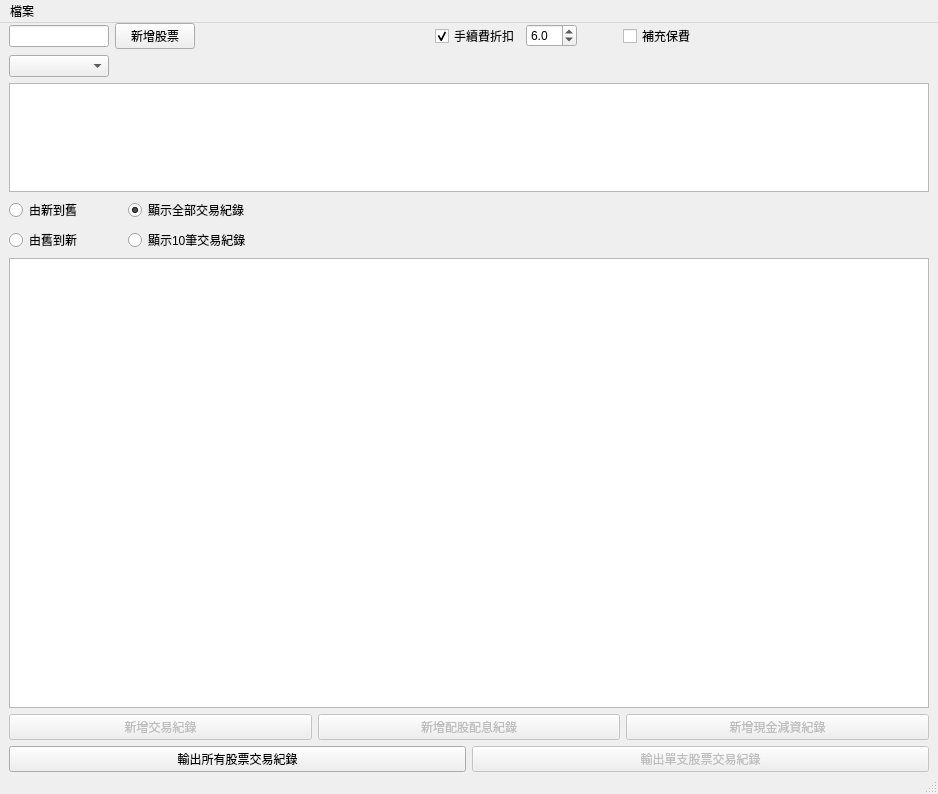
The window that QtStockPriceMainWindow.ui (foxking0416/PythonStockPrice) describes before a commit, drawn with Qt 5.
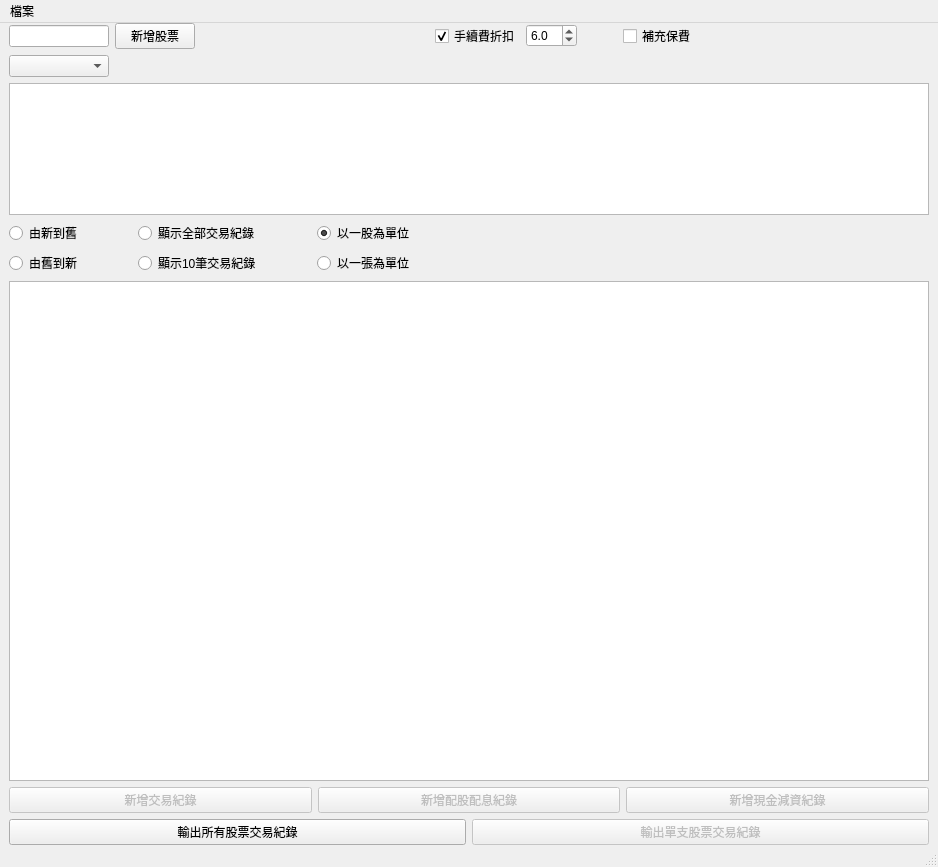
The same window after the commit.

Commit message: 可以切換要以1股為單位還是1張為單位顯示

Patch:
```diff
--- a/QtStockPriceMainWindow.ui
+++ b/QtStockPriceMainWindow.ui
@@ -7,7 +7,7 @@
     <x>0</x>
     <y>0</y>
     <width>938</width>
-    <height>794</height>
+    <height>867</height>
    </rect>
   </property>
   <property name="windowTitle">
@@ -209,7 +209,7 @@
         </property>
         <property name="sizeHint" stdset="0">
          <size>
-          <width>40</width>
+          <width>50</width>
           <height>20</height>
          </size>
         </property>
@@ -236,6 +236,43 @@
         </item>
        </layout>
       </item>
+      <item>
+       <spacer name="horizontalSpacer_7">
+        <property name="orientation">
+         <enum>Qt::Horizontal</enum>
+        </property>
+        <property name="sizeType">
+         <enum>QSizePolicy::Minimum</enum>
+        </property>
+        <property name="sizeHint" stdset="0">
+         <size>
+          <width>50</width>
+          <height>20</height>
+         </size>
+        </property>
+       </spacer>
+      </item>
+      <item>
+       <layout class="QVBoxLayout" name="verticalLayout_2">
+        <item>
+         <widget class="QRadioButton" name="qtShow1StockRadioButton">
+          <property name="text">
+           <string>以一股為單位</string>
+          </property>
+          <property name="checked">
+           <bool>true</bool>
+          </property>
+         </widget>
+        </item>
+        <item>
+         <widget class="QRadioButton" name="qtShow1000StockRadioButton">
+          <property name="text">
+           <string>以一張為單位</string>
+          </property>
+         </widget>
+        </item>
+       </layout>
+      </item>
       <item>
        <spacer name="horizontalSpacer_3">
         <property name="orientation">
@@ -256,7 +293,7 @@
       <property name="minimumSize">
        <size>
         <width>0</width>
-        <height>450</height>
+        <height>500</height>
        </size>
       </property>
       <attribute name="verticalHeaderMinimumSectionSize">
```
The commit also changes 2 other files.
